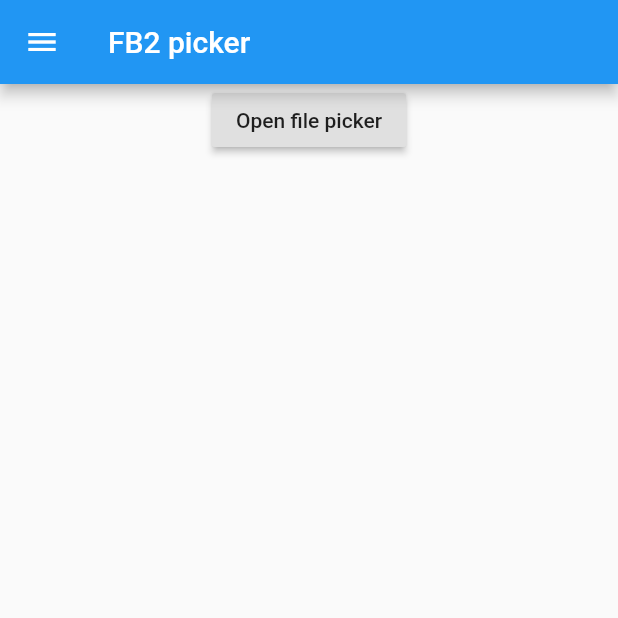
After one commit to StireArLankar/flutter_fb2_reader, a Flutter app: the FB2PickerScreen screen opened directly, on a phone screen of 412 x 824 dp, the top half of it. The commit adds this screen. Run offline on Flutter 3.47's test engine with Material 2 defaults, Android fonts, the phone set to English and light mode, and no system bars; our stand-ins replace file_picker, pull_to_refresh, scrollable_positioned_list, sticky_headers.

Commit message:
Moved readers to separate screens

```diff
--- a/lib/drawer.dart
+++ b/lib/drawer.dart
@@ -1,7 +1,6 @@
 import 'package:flutter/material.dart';
 
-import 'fb2_reader.dart';
-import 'fb2_reader_v2.dart';
+import 'fb2_picker.dart';
 import 'file_reader.dart';
 import 'file_saver.dart';
 import 'path_provider.dart';
@@ -10,8 +9,7 @@ final routesArray = const [
   FileReaderScreen.pathName,
   PathProviderScreen.pathName,
   FileSaverScreen.pathName,
-  FB2ReaderScreen.pathName,
-  FB2ReaderScreenV2.pathName
+  FB2PickerScreen.pathName,
 ];
 
 class AppDrawer extends StatelessWidget {
--- /dev/null
+++ b/lib/fb2_picker.dart
@@ -0,0 +1,124 @@
+import 'dart:io';
+
+import 'package:flutter/material.dart';
+import 'package:flutter/services.dart';
+import 'package:file_picker/file_picker.dart';
+import 'package:xml/xml.dart' as xml;
+
+import 'drawer.dart';
+import 'fb2_reader.dart';
+import 'fb2_reader_v2.dart';
+
+class FB2PickerScreen extends StatelessWidget {
+  static const String pathName = 'fb2-picker';
+
+  @override
+  Widget build(BuildContext context) {
+    return Scaffold(
+      body: Center(
+        child: FB2Picker(),
+      ),
+      appBar: AppBar(title: const Text('FB2 picker')),
+      drawer: AppDrawer(FB2PickerScreen.pathName),
+    );
+  }
+}
+
+class FB2Picker extends StatefulWidget {
+  @override
+  _FB2PickerState createState() => _FB2PickerState();
+}
+
+class _FB2PickerState extends State<FB2Picker> {
+  String _path;
+  bool _loadingPath = false;
+
+  Future<xml.XmlDocument> _openFile() async {
+    final file = File(_path);
+    final contents = await file.readAsString();
+
+    return xml.parse(contents);
+  }
+
+  void _openReaderV1() async {
+    final document = await _openFile();
+    Navigator.of(context).pushNamed(
+      FB2ReaderScreen.pathName,
+      arguments: document,
+    );
+  }
+
+  void _openReaderV2() async {
+    final document = await _openFile();
+    Navigator.of(context).pushNamed(
+      FB2ReaderScreenV2.pathName,
+      arguments: document,
+    );
+  }
+
+  void _openFileExplorer() async {
+    setState(() => _loadingPath = true);
+
+    try {
+      _path = await FilePicker.getFilePath();
+    } on PlatformException catch (e) {
+      print("Unsupported operation" + e.toString());
+    }
+
+    if (!mounted) return;
+
+    setState(() => _loadingPath = false);
+  }
+
+  @override
+  Widget build(BuildContext context) {
+    return Column(
+      children: <Widget>[
+        Container(
+          child: RaisedButton(
+            onPressed: _openFileExplorer,
+            child: Text("Open file picker"),
+          ),
+        ),
+        Container(
+          child: _loadingPath ? buildLoader() : buildContainer(context),
+        ),
+        if (_path != null)
+          Container(
+            child: RaisedButton(
+              onPressed: _openReaderV1,
+              child: Text("Open file in readerV1"),
+            ),
+          ),
+        if (_path != null)
+          Container(
+            child: RaisedButton(
+              onPressed: _openReaderV2,
+              child: Text("Open file in readerV2"),
+            ),
+          ),
+      ],
+    );
+  }
+
+  Widget buildContainer(BuildContext context) {
+    if (_path == null) {
+      return Container(padding: const EdgeInsets.symmetric(vertical: 10.0));
+    }
+
+    final String name = _path.split('/').last;
+
+    return Container(
+      padding: const EdgeInsets.symmetric(vertical: 10.0),
+      color: Colors.lightBlue[100],
+      child: ListTile(title: Text(name), subtitle: Text(_path)),
+    );
+  }
+
+  Widget buildLoader() {
+    return Padding(
+      padding: const EdgeInsets.symmetric(vertical: 10.0),
+      child: const CircularProgressIndicator(),
+    );
+  }
+}
```
Also changed, not shown: lib/fb2_reader.dart (+12 -86 lines), lib/fb2_reader_v2.dart (+12 -79 lines), lib/router.dart (+9 -2 lines).
